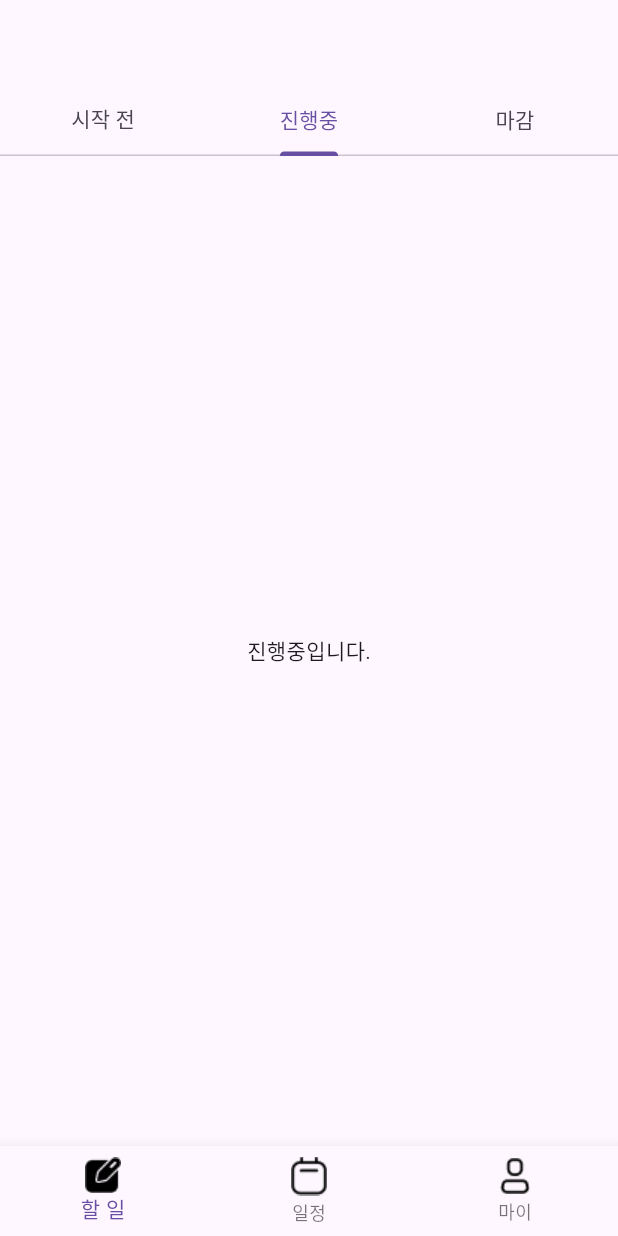
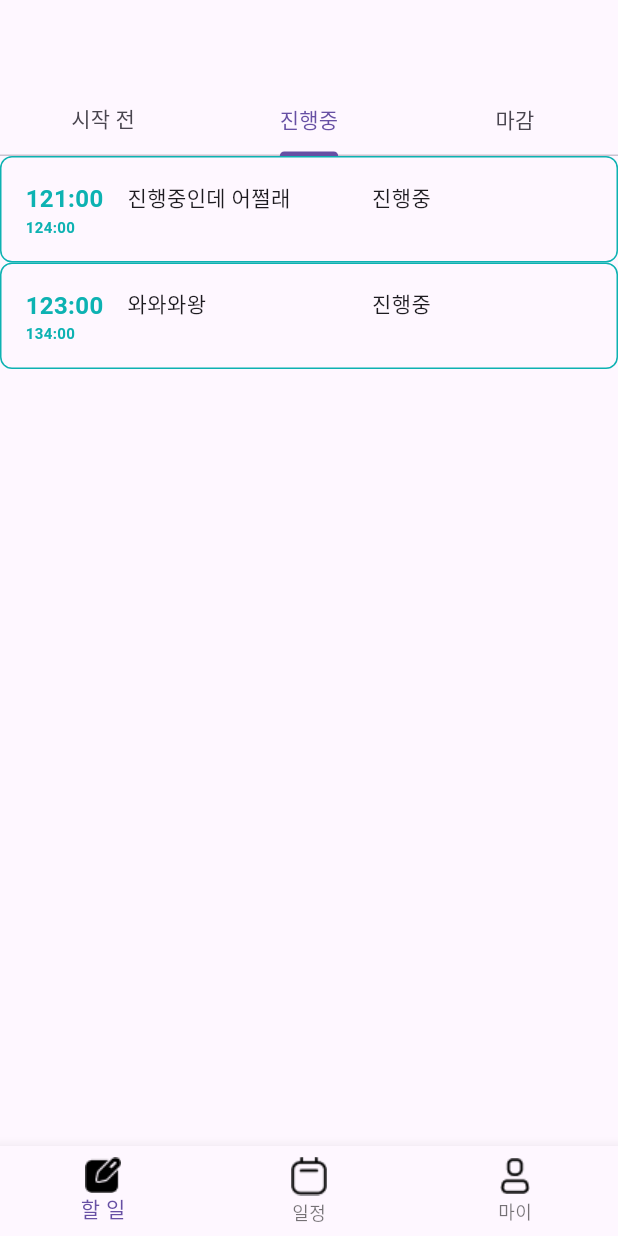
Before and after one commit to OneSetence/front12, a Flutter app: the screen it shows after launch, on a phone screen of 412 x 824 dp. Run offline on Flutter 3.47's test engine with Material 3 defaults, Android fonts, the phone set to English and light mode, and no system bars; our stand-ins replace table_calendar.

Commit message:
task navi -> listview

```diff
--- a/lib/component/schedule_card.dart
+++ b/lib/component/schedule_card.dart
@@ -5,11 +5,14 @@ class ScheduleCard extends StatelessWidget {
   final int startTime;
   final int endTime;
   final String content;
+  final String state;
+
 
   const ScheduleCard({
     required this.startTime,
     required this.endTime,
     required this.content,
+    required this.state,
     Key? key,
   }) : super(key: key);
 
@@ -41,6 +44,9 @@ class ScheduleCard extends StatelessWidget {
                 content: content,
               ),
               SizedBox(width: 16.0),
+              _Content(
+                  content: state,
+              )
             ],
           ),
         ),
@@ -55,6 +61,7 @@ class ScheduleCard extends StatelessWidget {
 class _Time extends StatelessWidget {
   final int startTime;
   final int endTime;
+
 
   const _Time({
     required this.startTime,
@@ -92,7 +99,8 @@ class _Time extends StatelessWidget {
 class _Content extends StatelessWidget {
   final String content;
 
-  const _Content({
+
+   const _Content({
     required this.content,
     Key? key,
   }) : super (key: key);
--- a/lib/pages/calendar_page.dart
+++ b/lib/pages/calendar_page.dart
@@ -22,11 +22,11 @@ class _CalendarState extends State<CalendarPage> {
   // 일정 데이터를 저장할 Map
   Map<DateTime, List<ScheduleCard>> schedules = {
   DateTime.utc(2024, 5, 18): [
-    ScheduleCard(startTime: 12, endTime: 14, content: 'Meeting with Team A'),
-    ScheduleCard(startTime: 16, endTime: 17, content: 'Dentist appointment'),
+    ScheduleCard(startTime: 12, endTime: 14, content: 'Meeting with Team A', state: '시작 전'),
+    ScheduleCard(startTime: 16, endTime: 17, content: 'Dentist appointment', state: '시작 전'),
     ],
   DateTime.utc(2024, 5, 19): [
-    ScheduleCard(startTime: 10, endTime: 11, content: 'Conference call'),
+    ScheduleCard(startTime: 10, endTime: 11, content: 'Conference call', state: '시작 전'),
     ],
   };
 
@@ -46,6 +46,7 @@ class _CalendarState extends State<CalendarPage> {
               startTime: schedule.startTime,
               endTime: schedule.endTime,
               content: schedule.content,
+              state: schedule.state,
             )).toList(),
           ],
         ),
--- a/lib/pages/task_page.dart
+++ b/lib/pages/task_page.dart
@@ -1,4 +1,29 @@
 import 'package:flutter/material.dart';
+import 'package:table_calendar/table_calendar.dart';
+import '../component/main_calendar.dart';
+import '../const/colors.dart';
+import '../component/schedule_card.dart';
+
+
+
+
+
+List<ScheduleCard> start_task = [
+  ScheduleCard(startTime: 12, endTime: 14, content: '예진이...', state: '시작 전'),
+  ScheduleCard(startTime: 132, endTime: 134, content: '서예진.....바보><', state: '시작 전'),
+];
+
+List<ScheduleCard> ing_task = [
+  ScheduleCard(startTime: 121, endTime: 124, content: '진행중인데 어쩔래', state: '진행중'),
+  ScheduleCard(startTime: 123, endTime: 134, content: '와와와왕', state: '진행중'),
+];
+
+List<ScheduleCard> end_task = [
+  ScheduleCard(startTime: 12, endTime: 14, content: '드디어 마감이에요', state: '마감'),
+  ScheduleCard(startTime: 13, endTime: 110, content: '과제과제과제과제', state: '마감'),
+];
+
+
 
 class TaskPage extends StatelessWidget {
   TaskPage({Key? key}) : super(key: key);
@@ -13,7 +38,7 @@ class TaskPage extends StatelessWidget {
           bottom: const TabBar(
             tabs: <Widget>[
               Tab(
-                child: Text("시작 전"),
+                child: Text('시작 전'),
               ),
               Tab(
                 child: Text('진행중'),
@@ -24,16 +49,25 @@ class TaskPage extends StatelessWidget {
             ],
           ),
         ),
-        body: const TabBarView(
+        body: TabBarView(
           children: <Widget> [
-            Center (
-              child: Text('시작 전입니다.'),
+            ListView.builder(
+              itemCount: start_task.length,
+              itemBuilder: (context, index) {
+                return start_task[index];
+              },
             ),
-            Center(
-              child: Text('진행중입니다.'),
+            ListView.builder(
+              itemCount: ing_task.length,
+              itemBuilder: (context, index) {
+                return ing_task[index];
+              },
             ),
-            Center(
-              child: Text('마감된 페이지입니다.')
+            ListView.builder(
+              itemCount: end_task.length,
+              itemBuilder: (context, index) {
+                return end_task[index];
+              },
             ),
           ],
         )
```
